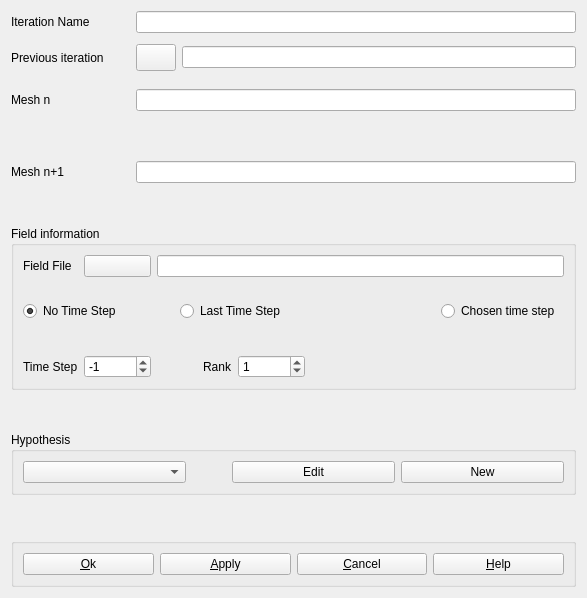
First picture: the form in src/HOMARDGUI/CreateIteration.ui, repository jschueller/homard, before the edit.
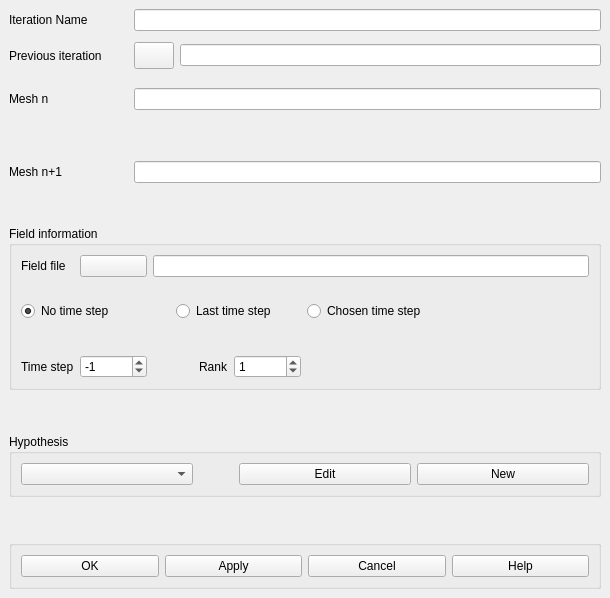
Second picture: the form after the edit.

The edit to the form file:
```diff
--- a/src/HOMARDGUI/CreateIteration.ui
+++ b/src/HOMARDGUI/CreateIteration.ui
@@ -5,14 +5,184 @@
    <rect>
     <x>0</x>
     <y>0</y>
-    <width>587</width>
+    <width>610</width>
     <height>598</height>
    </rect>
   </property>
   <property name="windowTitle" >
    <string>Create_Iteration</string>
   </property>
-  <layout class="QGridLayout" name="gridLayout_2" >
+  <layout class="QGridLayout" >
+   <property name="margin" >
+    <number>9</number>
+   </property>
+   <property name="spacing" >
+    <number>6</number>
+   </property>
+   <item row="6" column="0" colspan="4" >
+    <widget class="QGroupBox" name="GBField" >
+     <property name="title" >
+      <string>Field information</string>
+     </property>
+     <layout class="QGridLayout" >
+      <property name="margin" >
+       <number>9</number>
+      </property>
+      <property name="spacing" >
+       <number>6</number>
+      </property>
+      <item row="0" column="2" colspan="5" >
+       <widget class="QLineEdit" name="LEFieldFile" >
+        <property name="minimumSize" >
+         <size>
+          <width>282</width>
+          <height>21</height>
+         </size>
+        </property>
+       </widget>
+      </item>
+      <item row="1" column="3" colspan="4" >
+       <spacer>
+        <property name="orientation" >
+         <enum>Qt::Vertical</enum>
+        </property>
+        <property name="sizeHint" >
+         <size>
+          <width>138</width>
+          <height>18</height>
+         </size>
+        </property>
+       </spacer>
+      </item>
+      <item row="2" column="6" >
+       <widget class="QRadioButton" name="RBChosen" >
+        <property name="text" >
+         <string>Chosen time step</string>
+        </property>
+       </widget>
+      </item>
+      <item row="4" column="6" >
+       <spacer>
+        <property name="orientation" >
+         <enum>Qt::Horizontal</enum>
+        </property>
+        <property name="sizeType" >
+         <enum>QSizePolicy::Expanding</enum>
+        </property>
+        <property name="sizeHint" >
+         <size>
+          <width>255</width>
+          <height>13</height>
+         </size>
+        </property>
+       </spacer>
+      </item>
+      <item row="4" column="5" >
+       <widget class="QSpinBox" name="SpinBox_Rank" >
+        <property name="maximum" >
+         <number>1010000</number>
+        </property>
+        <property name="minimum" >
+         <number>-1</number>
+        </property>
+        <property name="value" >
+         <number>1</number>
+        </property>
+       </widget>
+      </item>
+      <item row="4" column="4" >
+       <widget class="QLabel" name="Rank" >
+        <property name="text" >
+         <string>Rank</string>
+        </property>
+       </widget>
+      </item>
+      <item row="4" column="2" colspan="2" >
+       <spacer>
+        <property name="orientation" >
+         <enum>Qt::Horizontal</enum>
+        </property>
+        <property name="sizeType" >
+         <enum>QSizePolicy::Fixed</enum>
+        </property>
+        <property name="sizeHint" >
+         <size>
+          <width>40</width>
+          <height>13</height>
+         </size>
+        </property>
+       </spacer>
+      </item>
+      <item row="4" column="1" >
+       <widget class="QSpinBox" name="SpinBox_TimeStep" >
+        <property name="maximum" >
+         <number>100000</number>
+        </property>
+        <property name="minimum" >
+         <number>-2</number>
+        </property>
+        <property name="value" >
+         <number>-1</number>
+        </property>
+       </widget>
+      </item>
+      <item row="4" column="0" >
+       <widget class="QLabel" name="TimeStep" >
+        <property name="text" >
+         <string>Time step</string>
+        </property>
+       </widget>
+      </item>
+      <item row="3" column="0" colspan="4" >
+       <spacer>
+        <property name="orientation" >
+         <enum>Qt::Vertical</enum>
+        </property>
+        <property name="sizeHint" >
+         <size>
+          <width>138</width>
+          <height>28</height>
+         </size>
+        </property>
+       </spacer>
+      </item>
+      <item row="2" column="3" colspan="3" >
+       <widget class="QRadioButton" name="RBLast" >
+        <property name="text" >
+         <string>Last time step</string>
+        </property>
+       </widget>
+      </item>
+      <item row="2" column="0" colspan="3" >
+       <widget class="QRadioButton" name="RBNo" >
+        <property name="text" >
+         <string>No time step</string>
+        </property>
+        <property name="checkable" >
+         <bool>true</bool>
+        </property>
+        <property name="checked" >
+         <bool>true</bool>
+        </property>
+       </widget>
+      </item>
+      <item row="0" column="1" >
+       <widget class="QPushButton" name="PushFieldFile" >
+        <property name="text" >
+         <string/>
+        </property>
+       </widget>
+      </item>
+      <item row="0" column="0" >
+       <widget class="QLabel" name="FieldFile" >
+        <property name="text" >
+         <string>Field file</string>
+        </property>
+       </widget>
+      </item>
+     </layout>
+    </widget>
+   </item>
    <item row="0" column="0" colspan="2" >
     <widget class="QLabel" name="Iteration_Name" >
      <property name="text" >
@@ -41,11 +211,11 @@
     </widget>
    </item>
    <item row="1" column="1" >
-    <spacer name="verticalSpacer" >
+    <spacer>
      <property name="orientation" >
       <enum>Qt::Vertical</enum>
      </property>
-     <property name="sizeHint" stdset="0" >
+     <property name="sizeHint" >
       <size>
        <width>20</width>
        <height>24</height>
@@ -93,11 +263,11 @@
     </widget>
    </item>
    <item row="2" column="1" >
-    <spacer name="verticalSpacer_6" >
+    <spacer>
      <property name="orientation" >
       <enum>Qt::Vertical</enum>
      </property>
-     <property name="sizeHint" stdset="0" >
+     <property name="sizeHint" >
       <size>
        <width>20</width>
        <height>21</height>
@@ -122,11 +292,11 @@
     </widget>
    </item>
    <item row="3" column="1" >
-    <spacer name="verticalSpacer_1" >
+    <spacer>
      <property name="orientation" >
       <enum>Qt::Vertical</enum>
      </property>
-     <property name="sizeHint" stdset="0" >
+     <property name="sizeHint" >
       <size>
        <width>20</width>
        <height>22</height>
@@ -155,11 +325,11 @@
     </widget>
    </item>
    <item row="5" column="1" >
-    <spacer name="verticalSpacer_3" >
+    <spacer>
      <property name="orientation" >
       <enum>Qt::Vertical</enum>
      </property>
-     <property name="sizeHint" stdset="0" >
+     <property name="sizeHint" >
       <size>
        <width>20</width>
        <height>21</height>
@@ -167,170 +337,12 @@
      </property>
     </spacer>
    </item>
-   <item row="6" column="0" colspan="4" >
-    <widget class="QGroupBox" name="GBField" >
-     <property name="title" >
-      <string>Field information</string>
-     </property>
-     <layout class="QGridLayout" name="gridLayout" >
-      <item row="0" column="0" >
-       <widget class="QLabel" name="FieldFile" >
-        <property name="text" >
-         <string>Field File</string>
-        </property>
-       </widget>
-      </item>
-      <item row="0" column="1" >
-       <widget class="QPushButton" name="PushFieldFile" >
-        <property name="text" >
-         <string/>
-        </property>
-       </widget>
-      </item>
-      <item row="0" column="2" colspan="6" >
-       <widget class="QLineEdit" name="LEFieldFile" >
-        <property name="minimumSize" >
-         <size>
-          <width>282</width>
-          <height>21</height>
-         </size>
-        </property>
-       </widget>
-      </item>
-      <item row="1" column="3" colspan="4" >
-       <spacer name="verticalSpacer_7" >
-        <property name="orientation" >
-         <enum>Qt::Vertical</enum>
-        </property>
-        <property name="sizeHint" stdset="0" >
-         <size>
-          <width>138</width>
-          <height>18</height>
-         </size>
-        </property>
-       </spacer>
-      </item>
-      <item row="2" column="0" colspan="3" >
-       <widget class="QRadioButton" name="RBNo" >
-        <property name="text" >
-         <string>No Time Step</string>
-        </property>
-        <property name="checkable" >
-         <bool>true</bool>
-        </property>
-        <property name="checked" >
-         <bool>true</bool>
-        </property>
-       </widget>
-      </item>
-      <item row="2" column="3" colspan="3" >
-       <widget class="QRadioButton" name="RBLast" >
-        <property name="text" >
-         <string>Last Time Step</string>
-        </property>
-       </widget>
-      </item>
-      <item row="2" column="7" >
-       <widget class="QRadioButton" name="RBChosen" >
-        <property name="text" >
-         <string>Chosen time step</string>
-        </property>
-       </widget>
-      </item>
-      <item row="3" column="0" colspan="4" >
-       <spacer name="verticalSpacer_4" >
-        <property name="orientation" >
-         <enum>Qt::Vertical</enum>
-        </property>
-        <property name="sizeHint" stdset="0" >
-         <size>
-          <width>138</width>
-          <height>28</height>
-         </size>
-        </property>
-       </spacer>
-      </item>
-      <item row="4" column="0" >
-       <widget class="QLabel" name="TimeStep" >
-        <property name="text" >
-         <string>Time Step</string>
-        </property>
-       </widget>
-      </item>
-      <item row="4" column="1" >
-       <widget class="QSpinBox" name="SpinBox_TimeStep" >
-        <property name="minimum" >
-         <number>-2</number>
-        </property>
-        <property name="maximum" >
-         <number>100000</number>
-        </property>
-        <property name="value" >
-         <number>-1</number>
-        </property>
-       </widget>
-      </item>
-      <item row="4" column="2" colspan="2" >
-       <spacer name="spacer" >
-        <property name="orientation" >
-         <enum>Qt::Horizontal</enum>
-        </property>
-        <property name="sizeType" >
-         <enum>QSizePolicy::Fixed</enum>
-        </property>
-        <property name="sizeHint" stdset="0" >
-         <size>
-          <width>40</width>
-          <height>13</height>
-         </size>
-        </property>
-       </spacer>
-      </item>
-      <item row="4" column="4" >
-       <widget class="QLabel" name="Rank" >
-        <property name="text" >
-         <string>Rank</string>
-        </property>
-       </widget>
-      </item>
-      <item row="4" column="5" >
-       <widget class="QSpinBox" name="SpinBox_Rank" >
-        <property name="minimum" >
-         <number>-1</number>
-        </property>
-        <property name="maximum" >
-         <number>1010000</number>
-        </property>
-        <property name="value" >
-         <number>1</number>
-        </property>
-       </widget>
-      </item>
-      <item row="4" column="6" colspan="2" >
-       <spacer name="spacer_3" >
-        <property name="orientation" >
-         <enum>Qt::Horizontal</enum>
-        </property>
-        <property name="sizeType" >
-         <enum>QSizePolicy::Expanding</enum>
-        </property>
-        <property name="sizeHint" stdset="0" >
-         <size>
-          <width>255</width>
-          <height>13</height>
-         </size>
-        </property>
-       </spacer>
-      </item>
-     </layout>
-    </widget>
-   </item>
    <item row="7" column="1" >
-    <spacer name="verticalSpacer_2" >
+    <spacer>
      <property name="orientation" >
       <enum>Qt::Vertical</enum>
      </property>
-     <property name="sizeHint" stdset="0" >
+     <property name="sizeHint" >
       <size>
        <width>20</width>
        <height>22</height>
@@ -343,7 +355,13 @@
      <property name="title" >
       <string>Hypothesis</string>
      </property>
-     <layout class="QGridLayout" name="gridLayout_3" >
+     <layout class="QGridLayout" >
+      <property name="margin" >
+       <number>9</number>
+      </property>
+      <property name="spacing" >
+       <number>6</number>
+      </property>
       <item row="0" column="0" >
        <widget class="QComboBox" name="CBHypothese" >
         <property name="currentIndex" >
@@ -355,14 +373,14 @@
        </widget>
       </item>
       <item row="0" column="1" >
-       <spacer name="spacer_2" >
+       <spacer>
         <property name="orientation" >
          <enum>Qt::Horizontal</enum>
         </property>
         <property name="sizeType" >
          <enum>QSizePolicy::Fixed</enum>
         </property>
-        <property name="sizeHint" stdset="0" >
+        <property name="sizeHint" >
          <size>
           <width>40</width>
           <height>13</height>
@@ -387,12 +405,12 @@
      </layout>
     </widget>
    </item>
-   <item row="9" column="0" colspan="2" >
-    <spacer name="verticalSpacer_5" >
+   <item row="9" column="0" >
+    <spacer>
      <property name="orientation" >
       <enum>Qt::Vertical</enum>
      </property>
-     <property name="sizeHint" stdset="0" >
+     <property name="sizeHint" >
       <size>
        <width>20</width>
        <height>21</height>
@@ -405,11 +423,17 @@
      <property name="title" >
       <string/>
      </property>
-     <layout class="QGridLayout" name="gridLayout_4" >
+     <layout class="QGridLayout" >
+      <property name="margin" >
+       <number>9</number>
+      </property>
+      <property name="spacing" >
+       <number>6</number>
+      </property>
       <item row="0" column="0" >
        <widget class="QPushButton" name="buttonOk" >
         <property name="text" >
-         <string>&amp;Ok</string>
+         <string>OK</string>
         </property>
         <property name="autoDefault" >
          <bool>false</bool>
@@ -422,21 +446,21 @@
       <item row="0" column="1" >
        <widget class="QPushButton" name="buttonApply" >
         <property name="text" >
-         <string>&amp;Apply</string>
+         <string>Apply</string>
         </property>
        </widget>
       </item>
       <item row="0" column="2" >
        <widget class="QPushButton" name="buttonCancel" >
         <property name="text" >
-         <string>&amp;Cancel</string>
+         <string>Cancel</string>
         </property>
        </widget>
       </item>
       <item row="0" column="3" >
        <widget class="QPushButton" name="buttonHelp" >
         <property name="text" >
-         <string>&amp;Help</string>
+         <string>Help</string>
         </property>
        </widget>
       </item>
```
Left out of the diff: 2 changed lines with no effect on the pictures.
